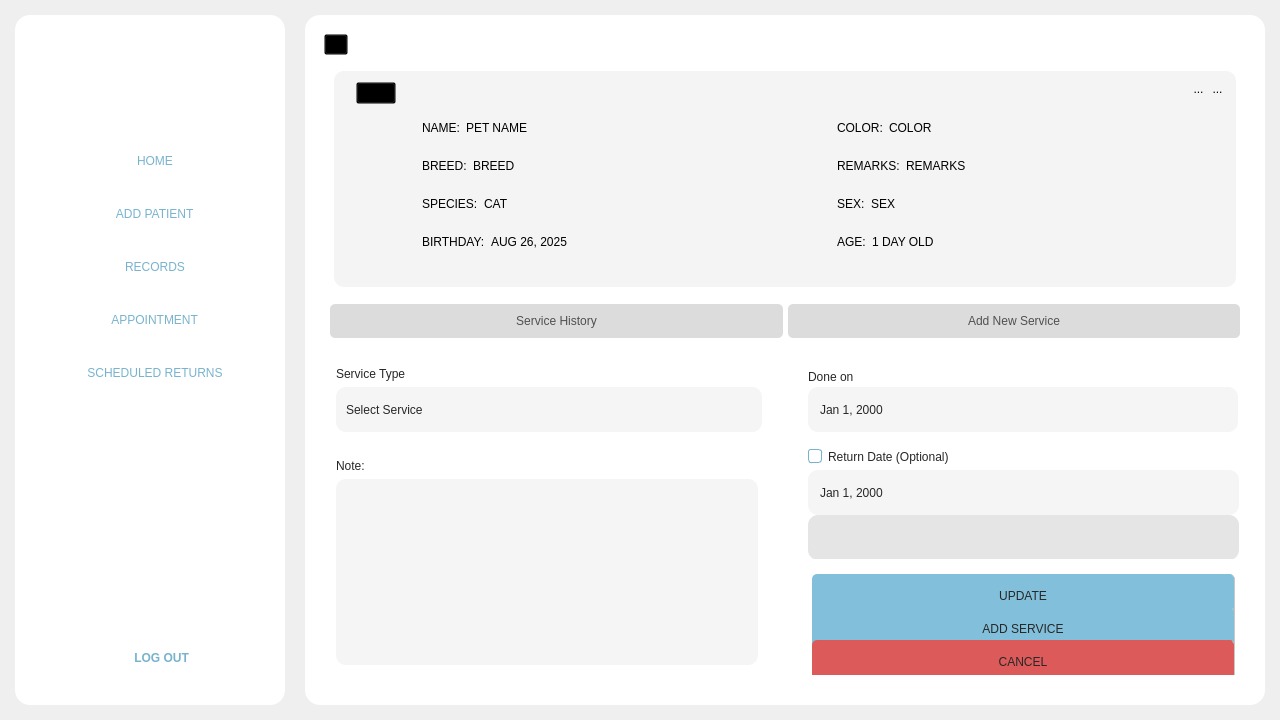
Above: Frontend/Home.ui from DreddVDomasian/Petmate-Desktop-Application before the change. Below: the same form after it.
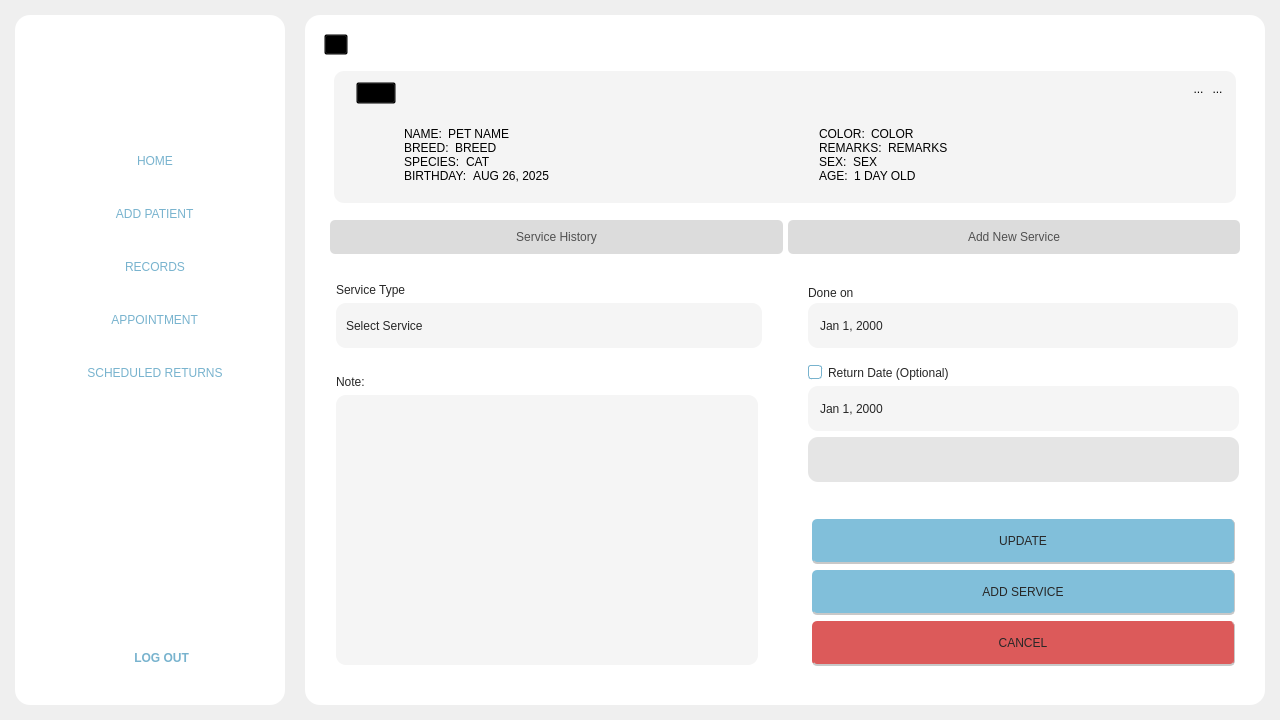
That is the form after the change. Icons and pictures are not drawn.

Commit message:
Refine layout and styling in Home.ui
Adjusted widget sizes, alignments, and margins for improved layout consistency. Updated font sizes and styles for labels, set fixed size policies, and added spacing properties to several layouts. Included an additional resource file in the UI resources.

Diff of the .ui file:
```diff
--- a/Frontend/Home.ui
+++ b/Frontend/Home.ui
@@ -5604,7 +5604,7 @@
                       </layout>
                      </widget>
                     </item>
-                    <item>
+                    <item alignment="Qt::AlignTop">
                      <widget class="QFrame" name="frame_52">
                       <property name="sizePolicy">
                        <sizepolicy hsizetype="Preferred" vsizetype="Preferred">
@@ -5623,6 +5623,9 @@
                        <enum>QFrame::Raised</enum>
                       </property>
                       <layout class="QVBoxLayout" name="verticalLayout_25">
+                       <property name="spacing">
+                        <number>30</number>
+                       </property>
                        <property name="leftMargin">
                         <number>0</number>
                        </property>
@@ -5742,7 +5745,7 @@
                          </layout>
                         </widget>
                        </item>
-                       <item>
+                       <item alignment="Qt::AlignTop">
                         <widget class="QFrame" name="frame_16">
                          <property name="frameShape">
                           <enum>QFrame::StyledPanel</enum>
@@ -5782,8 +5785,29 @@
                              <enum>QFrame::Raised</enum>
                             </property>
                             <layout class="QVBoxLayout" name="verticalLayout_21">
+                             <property name="spacing">
+                              <number>0</number>
+                             </property>
+                             <property name="leftMargin">
+                              <number>0</number>
+                             </property>
+                             <property name="topMargin">
+                              <number>0</number>
+                             </property>
+                             <property name="rightMargin">
+                              <number>0</number>
+                             </property>
+                             <property name="bottomMargin">
+                              <number>0</number>
+                             </property>
                              <item>
                               <widget class="QFrame" name="frame_20">
+                               <property name="sizePolicy">
+                                <sizepolicy hsizetype="Preferred" vsizetype="Fixed">
+                                 <horstretch>0</horstretch>
+                                 <verstretch>0</verstretch>
+                                </sizepolicy>
+                               </property>
                                <property name="frameShape">
                                 <enum>QFrame::StyledPanel</enum>
                                </property>
@@ -5791,14 +5815,30 @@
                                 <enum>QFrame::Raised</enum>
                                </property>
                                <layout class="QHBoxLayout" name="horizontalLayout_43">
+                                <property name="leftMargin">
+                                 <number>0</number>
+                                </property>
+                                <property name="topMargin">
+                                 <number>0</number>
+                                </property>
+                                <property name="rightMargin">
+                                 <number>0</number>
+                                </property>
+                                <property name="bottomMargin">
+                                 <number>0</number>
+                                </property>
                                 <item>
                                  <widget class="QLabel" name="label_6">
                                   <property name="sizePolicy">
-                                   <sizepolicy hsizetype="Fixed" vsizetype="Preferred">
+                                   <sizepolicy hsizetype="Fixed" vsizetype="Fixed">
                                     <horstretch>0</horstretch>
                                     <verstretch>0</verstretch>
                                    </sizepolicy>
                                   </property>
+                                  <property name="styleSheet">
+                                   <string notr="true">font: 87 13pt &quot;Montserrat Black&quot;;
+color:rgb(0, 0, 0);</string>
+                                  </property>
                                   <property name="text">
                                    <string>NAME:</string>
                                   </property>
@@ -5831,6 +5871,12 @@
                              </item>
                              <item>
                               <widget class="QFrame" name="frame_21">
+                               <property name="sizePolicy">
+                                <sizepolicy hsizetype="Preferred" vsizetype="Fixed">
+                                 <horstretch>0</horstretch>
+                                 <verstretch>0</verstretch>
+                                </sizepolicy>
+                               </property>
                                <property name="frameShape">
                                 <enum>QFrame::StyledPanel</enum>
                                </property>
@@ -5838,14 +5884,30 @@
                                 <enum>QFrame::Raised</enum>
                                </property>
                                <layout class="QHBoxLayout" name="horizontalLayout_44">
+                                <property name="leftMargin">
+                                 <number>0</number>
+                                </property>
+                                <property name="topMargin">
+                                 <number>0</number>
+                                </property>
+                                <property name="rightMargin">
+                                 <number>0</number>
+                                </property>
+                                <property name="bottomMargin">
+                                 <number>0</number>
+                                </property>
                                 <item>
                                  <widget class="QLabel" name="label_11">
                                   <property name="sizePolicy">
-                                   <sizepolicy hsizetype="Fixed" vsizetype="Preferred">
+                                   <sizepolicy hsizetype="Fixed" vsizetype="Fixed">
                                     <horstretch>0</horstretch>
                                     <verstretch>0</verstretch>
                                    </sizepolicy>
                                   </property>
+                                  <property name="styleSheet">
+                                   <string notr="true">font: 87 13pt &quot;Montserrat Black&quot;;
+color:rgb(0, 0, 0);</string>
+                                  </property>
                                   <property name="text">
                                    <string>BREED:</string>
                                   </property>
@@ -5878,6 +5940,12 @@
                              </item>
                              <item>
                               <widget class="QFrame" name="frame_30">
+                               <property name="sizePolicy">
+                                <sizepolicy hsizetype="Preferred" vsizetype="Fixed">
+                                 <horstretch>0</horstretch>
+                                 <verstretch>0</verstretch>
+                                </sizepolicy>
+                               </property>
                                <property name="frameShape">
                                 <enum>QFrame::StyledPanel</enum>
                                </property>
@@ -5885,6 +5953,18 @@
                                 <enum>QFrame::Raised</enum>
                                </property>
                                <layout class="QHBoxLayout" name="horizontalLayout_45">
+                                <property name="leftMargin">
+                                 <number>0</number>
+                                </property>
+                                <property name="topMargin">
+                                 <number>0</number>
+                                </property>
+                                <property name="rightMargin">
+                                 <number>0</number>
+                                </property>
+                                <property name="bottomMargin">
+                                 <number>0</number>
+                                </property>
                                 <item>
                                  <widget class="QLabel" name="label_14">
                                   <property name="sizePolicy">
@@ -5893,6 +5973,10 @@
                                     <verstretch>0</verstretch>
                                    </sizepolicy>
                                   </property>
+                                  <property name="styleSheet">
+                                   <string notr="true">font: 87 13pt &quot;Montserrat Black&quot;;
+color:rgb(0, 0, 0);</string>
+                                  </property>
                                   <property name="text">
                                    <string>SPECIES:</string>
                                   </property>
@@ -5925,6 +6009,12 @@
                              </item>
                              <item>
                               <widget class="QFrame" name="frame_31">
+                               <property name="sizePolicy">
+                                <sizepolicy hsizetype="Preferred" vsizetype="Fixed">
+                                 <horstretch>0</horstretch>
+                                 <verstretch>0</verstretch>
+                                </sizepolicy>
+                               </property>
                                <property name="frameShape">
                                 <enum>QFrame::StyledPanel</enum>
                                </property>
@@ -5932,6 +6022,18 @@
                                 <enum>QFrame::Raised</enum>
                                </property>
                                <layout class="QHBoxLayout" name="horizontalLayout_46">
+                                <property name="leftMargin">
+                                 <number>0</number>
+                                </property>
+                                <property name="topMargin">
+                                 <number>0</number>
+                                </property>
+                                <property name="rightMargin">
+                                 <number>0</number>
+                                </property>
+                                <property name="bottomMargin">
+                                 <number>0</number>
+                                </property>
                                 <item>
                                  <widget class="QLabel" name="label_16">
                                   <property name="sizePolicy">
@@ -5940,6 +6042,10 @@
                                     <verstretch>0</verstretch>
                                    </sizepolicy>
                                   </property>
+                                  <property name="styleSheet">
+                                   <string notr="true">font: 87 13pt &quot;Montserrat Black&quot;;
+color:rgb(0, 0, 0);</string>
+                                  </property>
                                   <property name="text">
                                    <string>BIRTHDAY:</string>
                                   </property>
@@ -5983,8 +6089,29 @@
                              <enum>QFrame::Raised</enum>
                             </property>
                             <layout class="QVBoxLayout" name="verticalLayout_22">
+                             <property name="spacing">
+                              <number>0</number>
+                             </property>
+                             <property name="leftMargin">
+                              <number>0</number>
+                             </property>
+                             <property name="topMargin">
+                              <number>0</number>
+                             </property>
+                             <property name="rightMargin">
+                              <number>0</number>
+                             </property>
+                             <property name="bottomMargin">
+                              <number>0</number>
+                             </property>
                              <item>
                               <widget class="QFrame" name="frame_32">
+                               <property name="sizePolicy">
+                                <sizepolicy hsizetype="Preferred" vsizetype="Fixed">
+                                 <horstretch>0</horstretch>
+                                 <verstretch>0</verstretch>
+                                </sizepolicy>
+                               </property>
                                <property name="frameShape">
                                 <enum>QFrame::StyledPanel</enum>
                                </property>
@@ -5992,6 +6119,18 @@
                                 <enum>QFrame::Raised</enum>
                                </property>
                                <layout class="QHBoxLayout" name="horizontalLayout_48">
+                                <property name="leftMargin">
+                                 <number>0</number>
+                                </property>
+                                <property name="topMargin">
+                                 <number>0</number>
+                                </property>
+                                <property name="rightMargin">
+                                 <number>0</number>
+                                </property>
+                                <property name="bottomMargin">
+                                 <number>0</number>
+                                </property>
                                 <item>
                                  <widget class="QLabel" name="label_17">
                                   <property name="sizePolicy">
@@ -6000,6 +6139,10 @@
                                     <verstretch>0</verstretch>
                                    </sizepolicy>
                                   </property>
+                                  <property name="styleSheet">
+                                   <string notr="true">font: 87 13pt &quot;Montserrat Black&quot;;
+color:rgb(0, 0, 0);</string>
+                                  </property>
                                   <property name="text">
                                    <string>COLOR:</string>
                                   </property>
@@ -6032,6 +6175,12 @@
                              </item>
                              <item>
                               <widget class="QFrame" name="frame_33">
+                               <property name="sizePolicy">
+                                <sizepolicy hsizetype="Preferred" vsizetype="Fixed">
+                                 <horstretch>0</horstretch>
+                                 <verstretch>0</verstretch>
+                                </sizepolicy>
+                               </property>
                                <property name="frameShape">
                                 <enum>QFrame::StyledPanel</enum>
                                </property>
@@ -6039,14 +6188,30 @@
                                 <enum>QFrame::Raised</enum>
                                </property>
                                <layout class="QHBoxLayout" name="horizontalLayout_49">
+                                <property name="leftMargin">
+                                 <number>0</number>
+                                </property>
+                                <property name="topMargin">
+                                 <number>0</number>
+                                </property>
+                                <property name="rightMargin">
+                                 <number>0</number>
+                                </property>
+                                <property name="bottomMargin">
+                                 <number>0</number>
+                                </property>
                                 <item>
                                  <widget class="QLabel" name="label_18">
                                   <property name="sizePolicy">
-                                   <sizepolicy hsizetype="Fixed" vsizetype="Preferred">
+                                   <sizepolicy hsizetype="Fixed" vsizetype="Fixed">
                                     <horstretch>0</horstretch>
                                     <verstretch>0</verstretch>
                                    </sizepolicy>
                                   </property>
+                                  <property name="styleSheet">
+                                   <string notr="true">font: 87 13pt &quot;Montserrat Black&quot;;
+color:rgb(0, 0, 0);</string>
+                                  </property>
                                   <property name="text">
                                    <string>REMARKS:</string>
                                   </property>
@@ -6073,6 +6238,15 @@
                              </item>
                              <item>
                               <widget class="QFrame" name="frame_34">
+                               <property name="sizePolicy">
+                                <sizepolicy hsizetype="Preferred" vsizetype="Fixed">
+                                 <horstretch>0</horstretch>
+                                 <verstretch>0</verstretch>
+                                </sizepolicy>
+                               </property>
+                               <property name="styleSheet">
+                                <string notr="true"/>
+                               </property>
                                <property name="frameShape">
                                 <enum>QFrame::StyledPanel</enum>
                                </property>
@@ -6080,14 +6254,30 @@
                                 <enum>QFrame::Raised</enum>
                                </property>
                                <layout class="QHBoxLayout" name="horizontalLayout_50">
+                                <property name="leftMargin">
+                                 <number>0</number>
+                                </property>
+                                <property name="topMargin">
+                                 <number>0</number>
+                                </property>
+                                <property name="rightMargin">
+                                 <number>0</number>
+                                </property>
+                                <property name="bottomMargin">
+                                 <number>0</number>
+                                </property>
                                 <item>
                                  <widget class="QLabel" name="label_19">
                                   <property name="sizePolicy">
-                                   <sizepolicy hsizetype="Fixed" vsizetype="Preferred">
+                                   <sizepolicy hsizetype="Fixed" vsizetype="Fixed">
                                     <horstretch>0</horstretch>
                                     <verstretch>0</verstretch>
                                    </sizepolicy>
                                   </property>
+                                  <property name="styleSheet">
+                                   <string notr="true">font: 87 13pt &quot;Montserrat Black&quot;;
+color:rgb(0, 0, 0);</string>
+                                  </property>
                                   <property name="text">
                                    <string>SEX:</string>
                                   </property>
@@ -6102,8 +6292,7 @@
                                    </sizepolicy>
                                   </property>
                                   <property name="styleSheet">
-                                   <string notr="true">font: 63 16pt &quot;Montserrat SemiBold&quot;;
-color:rgb(0, 0, 0);</string>
+                                   <string notr="true"/>
                                   </property>
                                   <property name="text">
                                    <string>SEX</string>
@@ -6121,6 +6310,12 @@
                              </item>
                              <item>
                               <widget class="QFrame" name="frame_35">
+                               <property name="sizePolicy">
+                                <sizepolicy hsizetype="Preferred" vsizetype="Fixed">
+                                 <horstretch>0</horstretch>
+                                 <verstretch>0</verstretch>
+                                </sizepolicy>
+                               </property>
                                <property name="frameShape">
                                 <enum>QFrame::StyledPanel</enum>
                                </property>
@@ -6128,6 +6323,18 @@
                                 <enum>QFrame::Raised</enum>
                                </property>
                                <layout class="QHBoxLayout" name="horizontalLayout_47">
+                                <property name="leftMargin">
+                                 <number>0</number>
+                                </property>
+                                <property name="topMargin">
+                                 <number>0</number>
+                                </property>
+                                <property name="rightMargin">
+                                 <number>0</number>
+                                </property>
+                                <property name="bottomMargin">
+                                 <number>0</number>
+                                </property>
                                 <item>
                                  <widget class="QLabel" name="label_20">
                                   <property name="sizePolicy">
@@ -6136,6 +6343,10 @@
                                     <verstretch>0</verstretch>
                                    </sizepolicy>
                                   </property>
+                                  <property name="styleSheet">
+                                   <string notr="true">font: 87 13pt &quot;Montserrat Black&quot;;
+color:rgb(0, 0, 0);</string>
+                                  </property>
                                   <property name="text">
                                    <string>AGE:</string>
                                   </property>
@@ -6150,8 +6361,7 @@
                                    </sizepolicy>
                                   </property>
                                   <property name="styleSheet">
-                                   <string notr="true">font: 63 16pt &quot;Montserrat SemiBold&quot;;
-color:rgb(0, 0, 0);</string>
+                                   <string notr="true"/>
                                   </property>
                                   <property name="text">
                                    <string>1 DAY OLD</string>
```
Left out of the diff: 13 changed lines with no effect on the pictures.
